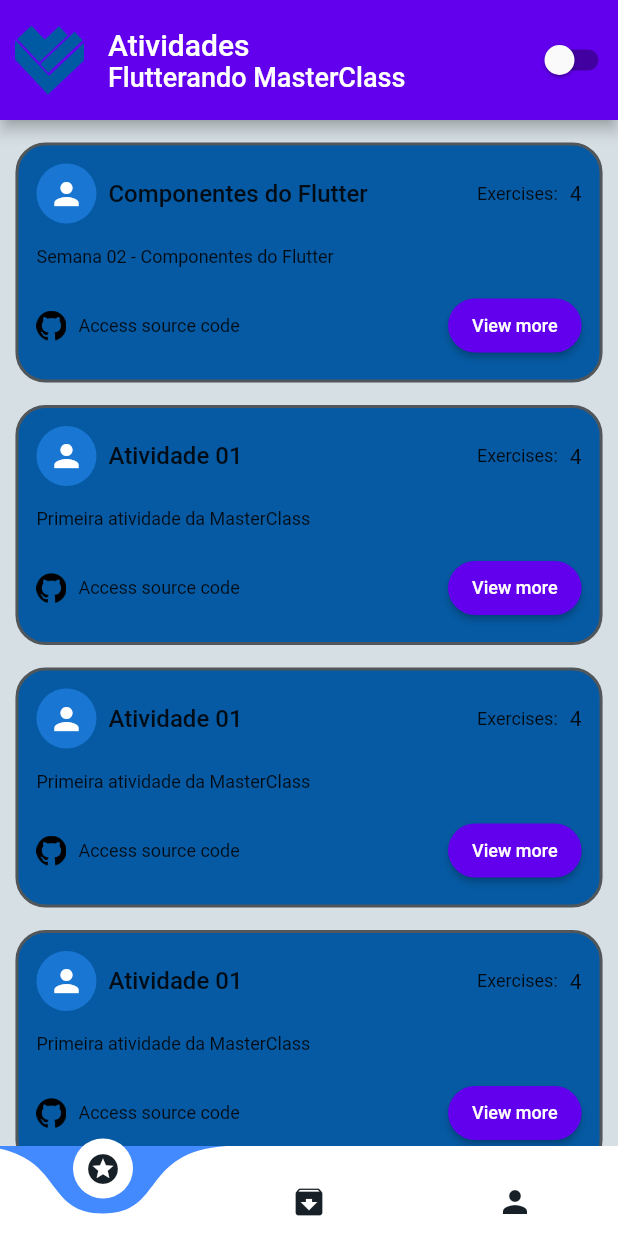
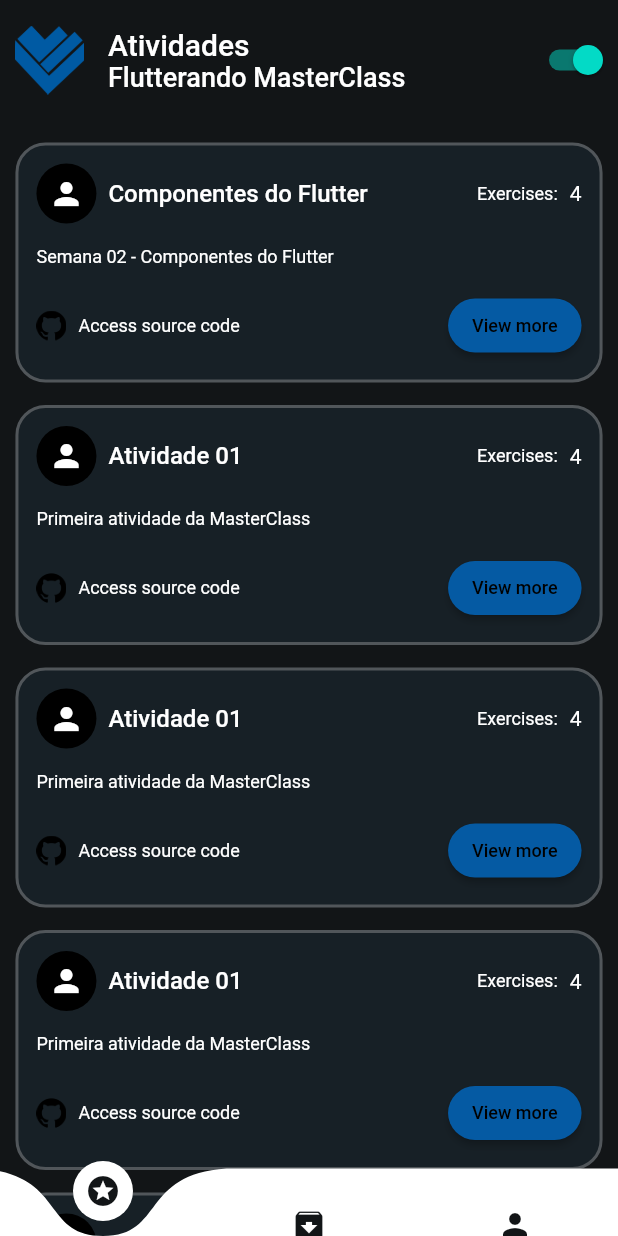
Before and after one commit to LuanSouzaProg/Flutterando_MasterClass, a Flutter app: the screen it shows after launch, on a phone screen of 412 x 824 dp. Run offline on Flutter 3.47's test engine with Material 2 defaults, Android fonts, the phone set to English and light mode, and no system bars; drawn by our look-alikes of curved_navigation_bar.

```diff
--- a/lib/main.dart
+++ b/lib/main.dart
@@ -1,5 +1,6 @@
 import 'package:flutter/material.dart';
-import 'package:masterclass/home_page/home_page.dart';
+import 'package:masterclass/pages/home_page/home_page.dart';
+
 import 'package:masterclass/theme_mode/theme_mode.dart';
 import 'package:provider/provider.dart';
 
--- a/lib/home_page/home_page.dart
+++ b/lib/pages/home_page/home_page.dart
@@ -1,6 +1,5 @@
 import 'package:flutter/material.dart';
 import 'package:curved_navigation_bar/curved_navigation_bar.dart';
-import 'package:masterclass/theme_mode/theme_mode.dart';
 import 'package:masterclass/widgets/change_theme_button_widget.dart';
 
 class HomePage extends StatefulWidget {
@@ -24,17 +23,22 @@ class _HomePageState extends State<HomePage> {
     return Scaffold(
         extendBody: true,
         appBar: AppBar(
+          shadowColor: Colors.transparent,
           toolbarHeight: 80,
           title: Column(
             crossAxisAlignment: CrossAxisAlignment.start,
-            children: const [
+            children: [
               Text(
                 "Atividades",
+                style: TextStyle(
+                  color: Theme.of(context).textSelectionTheme.cursorColor,
+                ),
               ),
               Text(
                 "Flutterando MasterClass",
                 style: TextStyle(
                   fontSize: 18,
+                  color: Theme.of(context).textSelectionTheme.cursorColor,
                 ),
               ),
             ],
@@ -80,12 +84,13 @@ class _HomePageState extends State<HomePage> {
                 nameActivity: 'Atividade 01',
                 contActivity: 4,
               ),
-              SizedBox(height: 80),
+              SizedBox(height: 50),
             ],
           ),
         ),
         bottomNavigationBar: CurvedNavigationBar(
-          height: 60,
+          backgroundColor: Colors.transparent,
+          height: 45,
           index: index,
           items: items,
         ));
@@ -114,7 +119,7 @@ class CardActivity extends StatelessWidget {
               width: 2,
               color: const Color(0Xff51565A),
             ),
-            color: Theme.of(context).primaryColor,
+            color: Theme.of(context).cardColor,
             borderRadius: const BorderRadius.all(
               Radius.circular(20),
             ),
@@ -199,7 +204,7 @@ class CardActivity extends StatelessWidget {
                       ),
                     ),
                   ],
-                )
+                ),
               ],
             ),
           ),
--- a/lib/theme_mode/theme_mode.dart
+++ b/lib/theme_mode/theme_mode.dart
@@ -1,7 +1,7 @@
 import 'package:flutter/material.dart';
 
 class ThemeProvider extends ChangeNotifier{
-  ThemeMode themeMode = ThemeMode.system;
+  ThemeMode themeMode = ThemeMode.dark;
 
   bool get isDarkMode => themeMode == ThemeMode.dark;
 
@@ -14,15 +14,21 @@ class ThemeProvider extends ChangeNotifier{
 class MyThemes{
   static final darkTheme = ThemeData(
     scaffoldBackgroundColor: const Color(0xFF121517),
+    appBarTheme: const AppBarTheme(color: Color(0xFF121517)),
     primaryColor: const Color(0xFF055AA3),
-    iconTheme: const IconThemeData(color: Color(0xFFEDF4F8)),
-    colorScheme: const ColorScheme.dark(),
+    cardColor: const Color(0xFF172026),
+    iconTheme: const IconThemeData(color: Color(0xFF121517)),
+    colorScheme: const ColorScheme.dark(primary: Color(0xFF055AA3)),
+    textSelectionTheme: const TextSelectionThemeData(selectionColor: Color(0xFFEDF4FB))
   );
 
   static final lightTheme = ThemeData(
     scaffoldBackgroundColor: const Color(0xFFD6DFE4),
+    appBarTheme: const AppBarTheme(color: Color(0xFFD6DFE4)),
+    cardColor: const Color(0xFFEDF4FB),
     primaryColor: const Color(0xFF055AA3),
-    iconTheme: const IconThemeData(color: Color(0xFF172026)),
-    colorScheme: const ColorScheme.light(),
+    iconTheme: const IconThemeData(color: Color(0xFF121517)),
+    colorScheme: const ColorScheme.light(primary: Color(0xFF055AA3)),
+      textSelectionTheme: const TextSelectionThemeData(selectionColor: Color(0xFF121517))
   );
 }
```
Also changed, not shown: lib/pages/activities_pages/activities_page.dart (renamed from lib/activities_pages/activities_page.dart), lib/pages/activities_pages/semana_2/exc01.dart (renamed from lib/semana_2/exc01.dart), lib/pages/activities_pages/semana_2/exc02.dart (renamed from lib/semana_2/exc02.dart).
